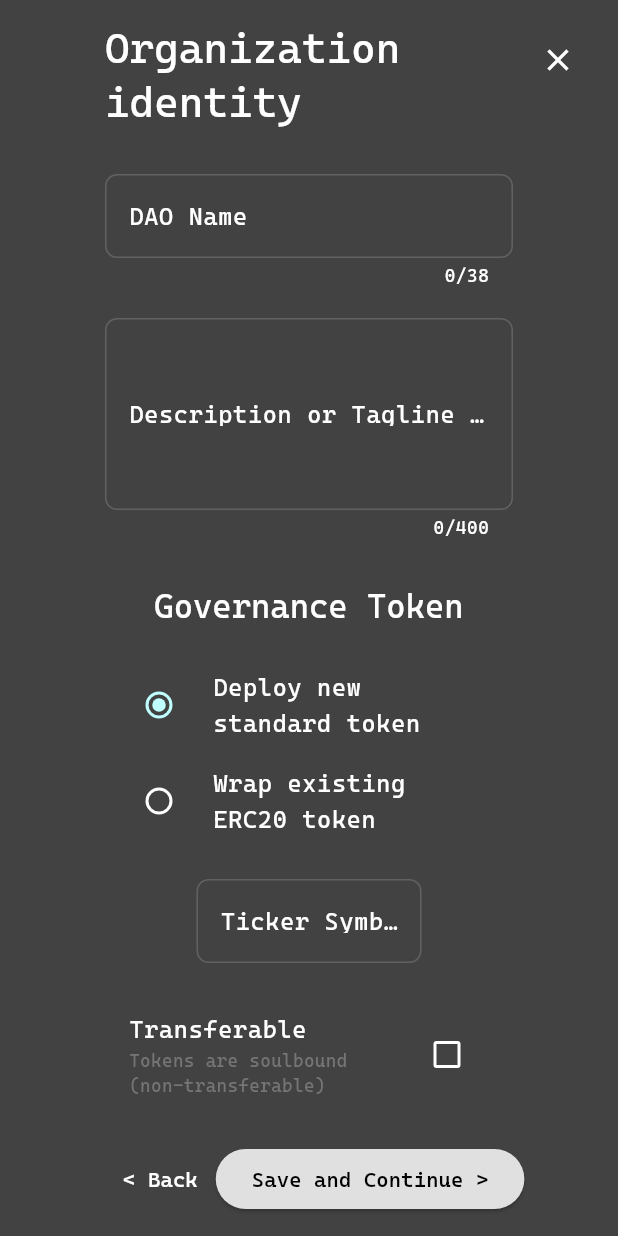
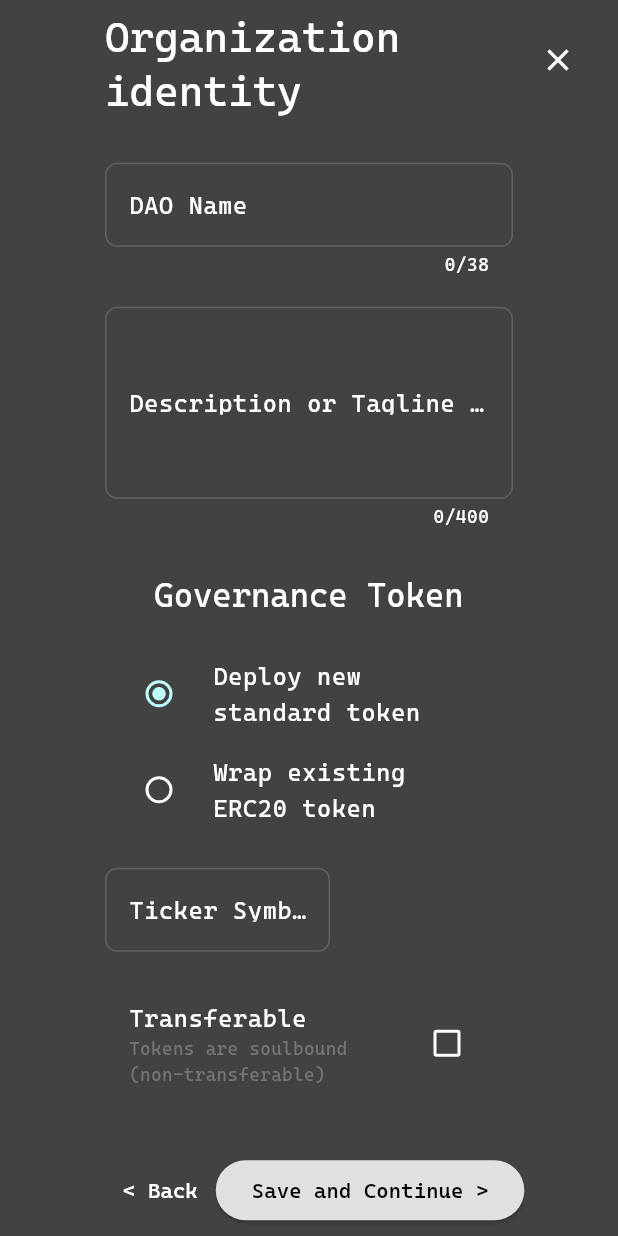
Before and after one commit to dOrgTech/werule-web, a Flutter app: the DaoCreatorScreen screen opened directly with empty values, after a tap on an icon or button, on a phone screen of 412 x 824 dp. Run offline on Flutter 3.47's test engine with Material 3 defaults, Android fonts, the phone set to English and light mode, and no system bars; our stand-ins replace cloud_firestore, csv, file_picker, firebase_core, go_router, lottie; missing offline and left inert: dart:html, dart:js_util, flutter_web3, flutter_web3_provider, pointycastle, web3dart; accounts and stored records are empty.

Commit message:
new wrappers

```diff
--- a/lib/src/features/dao_creator/screens/screen1_dao_type.dart
+++ b/lib/src/features/dao_creator/screens/screen1_dao_type.dart
@@ -206,11 +206,14 @@ class Screen1DaoType extends StatelessWidget {
                       height: 400,
                       child: Padding(
                         padding: const EdgeInsets.all(18.0),
+                        child: Tooltip(
+                          message: 'Coming soon...',
+                          child: Opacity(
+                            opacity: 0.5, // Grey out to show it's disabled
                             child: TextButton(
                               style: ButtonStyle(
                                 overlayColor: WidgetStateProperty.all(
-                              const Color.fromARGB(
-                                  40, 36, 36, 36), // Corrected hover color
+                                  Colors.transparent, // No hover effect when disabled
                                 ),
                                 shape: WidgetStateProperty.all(
                                   const RoundedRectangleBorder(
@@ -219,10 +222,7 @@ class Screen1DaoType extends StatelessWidget {
                                   ),
                                 ),
                               ),
-                          onPressed: () {
-                            provider.daoType = 'Economy DAO';
-                            provider.nextStep();
-                          },
+                              onPressed: null, // Disabled
                               child: Container(
                                 margin: const EdgeInsets.all(12.0),
                                 decoration: BoxDecoration(
@@ -281,6 +281,8 @@ class Screen1DaoType extends StatelessWidget {
                             ),
                           ),
                         ),
+                      ),
+                    ),
                   ],
                 );
               },
@@ -303,7 +305,7 @@ class Screen1DaoType extends StatelessWidget {
                     ),
                     recognizer: TapGestureRecognizer()
                       ..onTap = () {
-                        launchUrl(Uri.parse('https://example.com'));
+                        launchUrl(Uri.parse('https://github.com/dOrgTech/trustless-business/blob/master/README.md'));
                       },
                   ),
                   const TextSpan(text: '.'),
--- a/lib/src/features/dao_creator/screens/screen2_basic_setup.dart
+++ b/lib/src/features/dao_creator/screens/screen2_basic_setup.dart
@@ -131,9 +131,11 @@ class _Screen2BasicSetupState extends State<Screen2BasicSetup> {
                     },
                   ),
                   const SizedBox(height: 20),
-                  // Conditional fields based on token type
-                  if (_useWrappedToken) ...[
-                    // Wrapped token fields
+                  // Conditional fields based on token type - with fixed height to prevent jumping
+                  SizedBox(
+                    height: 135, // Fixed height to accommodate the taller option (standard token with checkbox)
+                    child: _useWrappedToken
+                        ? // Wrapped token fields
                         Row(
                             crossAxisAlignment: CrossAxisAlignment.start,
                             children: [
@@ -150,7 +152,8 @@ class _Screen2BasicSetupState extends State<Screen2BasicSetup> {
                                       return 'Please enter the underlying token address';
                                     }
                                     // Basic Ethereum address validation
-                              if (!RegExp(r'^0x[a-fA-F0-9]{40}$').hasMatch(value)) {
+                                    if (!RegExp(r'^0x[a-fA-F0-9]{40}$')
+                                        .hasMatch(value)) {
                                       return 'Invalid Ethereum address';
                                     }
                                     return null;
@@ -181,9 +184,11 @@ class _Screen2BasicSetupState extends State<Screen2BasicSetup> {
                                 ),
                               ),
                             ],
-                    ),
-                  ] else ...[
-                    // Standard token field
+                          )
+                        : // Standard token field
+                        Column(
+                            crossAxisAlignment: CrossAxisAlignment.start,
+                            children: [
                               SizedBox(
                                 width: 150,
                                 child: TextFormField(
@@ -195,7 +200,8 @@ class _Screen2BasicSetupState extends State<Screen2BasicSetup> {
                                   maxLength: 5,
                                   controller: _tokenSymbolController,
                                   decoration: const InputDecoration(
-                            counterText: "", labelText: 'Ticker Symbol'),
+                                      counterText: "",
+                                      labelText: 'Ticker Symbol'),
                                   validator: (value) {
                                     if (value == null || value.isEmpty) {
                                       return 'Ticker required';
@@ -214,7 +220,8 @@ class _Screen2BasicSetupState extends State<Screen2BasicSetup> {
                                     _isTransferrable
                                         ? 'Members can transfer tokens freely'
                                         : 'Tokens are soulbound (non-transferable)',
-                          style: TextStyle(fontSize: 12, color: Colors.grey[600]),
+                                    style: TextStyle(
+                                        fontSize: 12, color: Colors.grey[600]),
                                   ),
                                   value: _isTransferrable,
                                   activeColor: Theme.of(context).indicatorColor,
@@ -227,6 +234,8 @@ class _Screen2BasicSetupState extends State<Screen2BasicSetup> {
                                 ),
                               ),
                             ],
+                          ),
+                  ),
                   const SizedBox(height: 56),
                   Row(
                     mainAxisAlignment: MainAxisAlignment.spaceBetween,
--- a/lib/src/features/dao_detail/tabs/account_tab.dart
+++ b/lib/src/features/dao_detail/tabs/account_tab.dart
@@ -495,6 +495,7 @@ class _TokenBridgeCard extends StatelessWidget {
   @override
   Widget build(BuildContext context) {
     final auth = context.watch<AuthProvider>();
+    final memberProvider = context.read<MemberProvider>();
     final userAddress = auth.selectedAccount;
 
     if (userAddress == null) {
@@ -518,6 +519,10 @@ class _TokenBridgeCard extends StatelessWidget {
             TokenBridgeWidget(
               dao: dao,
               userAddress: userAddress,
+              onTransactionComplete: () {
+                // Refresh the member data to update balances and voting power
+                memberProvider.fetchMemberData();
+              },
             ),
           ],
         ),
--- a/lib/src/features/dao_detail/widgets/token_bridge_widget.dart
+++ b/lib/src/features/dao_detail/widgets/token_bridge_widget.dart
@@ -11,11 +11,13 @@ enum BridgeAction { wrap, unwrap }
 class TokenBridgeWidget extends StatefulWidget {
   final Org dao;
   final String userAddress;
+  final VoidCallback? onTransactionComplete;
 
   const TokenBridgeWidget({
     super.key,
     required this.dao,
     required this.userAddress,
+    this.onTransactionComplete,
   });
 
   @override
@@ -125,6 +127,9 @@ class _TokenBridgeWidgetState extends State<TokenBridgeWidget> {
       // Refresh balances after successful transaction
       await _fetchBalancesAndMetadata();
       _amountController.clear();
+
+      // Notify parent to refresh (e.g., MemberProvider in Account tab)
+      widget.onTransactionComplete?.call();
     } catch (e) {
       if (mounted) {
         ScaffoldMessenger.of(context).showSnackBar(
```
Also changed, not shown: lib/src/features/dao_detail/widgets/dao_members_widget.dart (+7 -1 lines), lib/src/providers/member_provider.dart (+15 -2 lines), 1 other file. Lines whose indentation alone changed are shown as unchanged.
